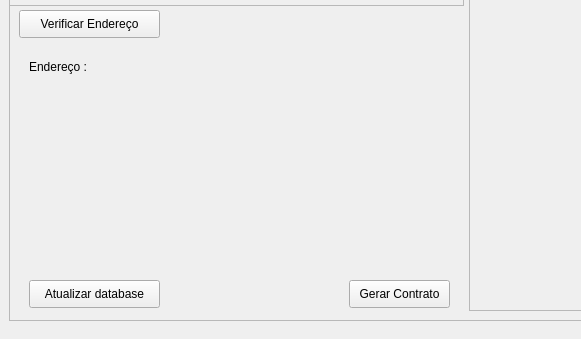
Above: front/ui/Main.ui from tiagodsg1/gerador_contratos before the change; both pictures show x 0 to 581 and y 318 to 657 of the 1121 by 657 pixel window. Below: the same form after it.
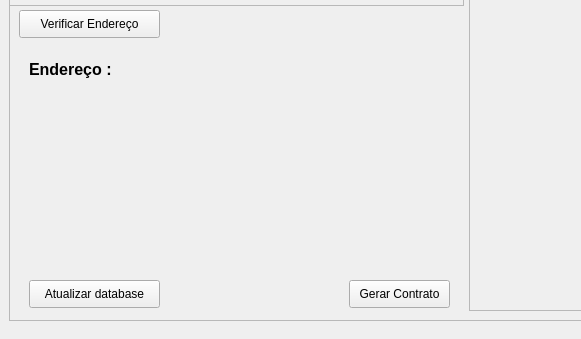
That is the form after the change. Icons and pictures are not drawn.

Diff of the .ui file:
```diff
--- a/front/ui/Main.ui
+++ b/front/ui/Main.ui
@@ -403,6 +403,13 @@
          <height>201</height>
         </rect>
        </property>
+       <property name="font">
+        <font>
+         <pointsize>12</pointsize>
+         <weight>75</weight>
+         <bold>true</bold>
+        </font>
+       </property>
        <property name="text">
         <string>Endereço :</string>
        </property>
```
